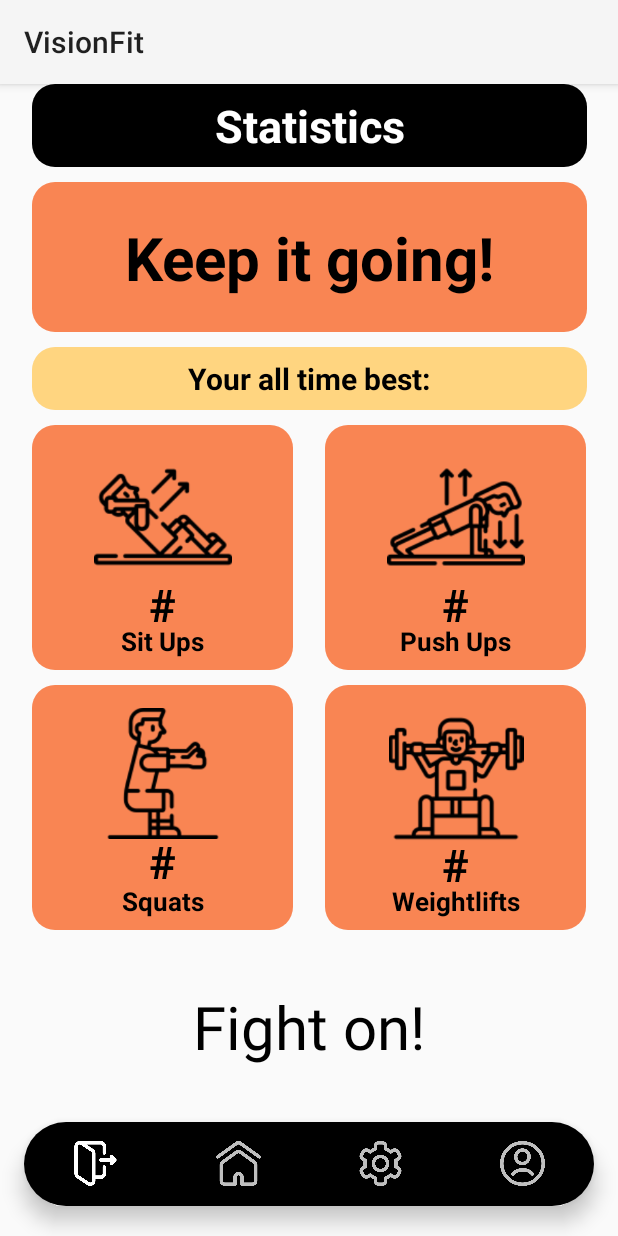
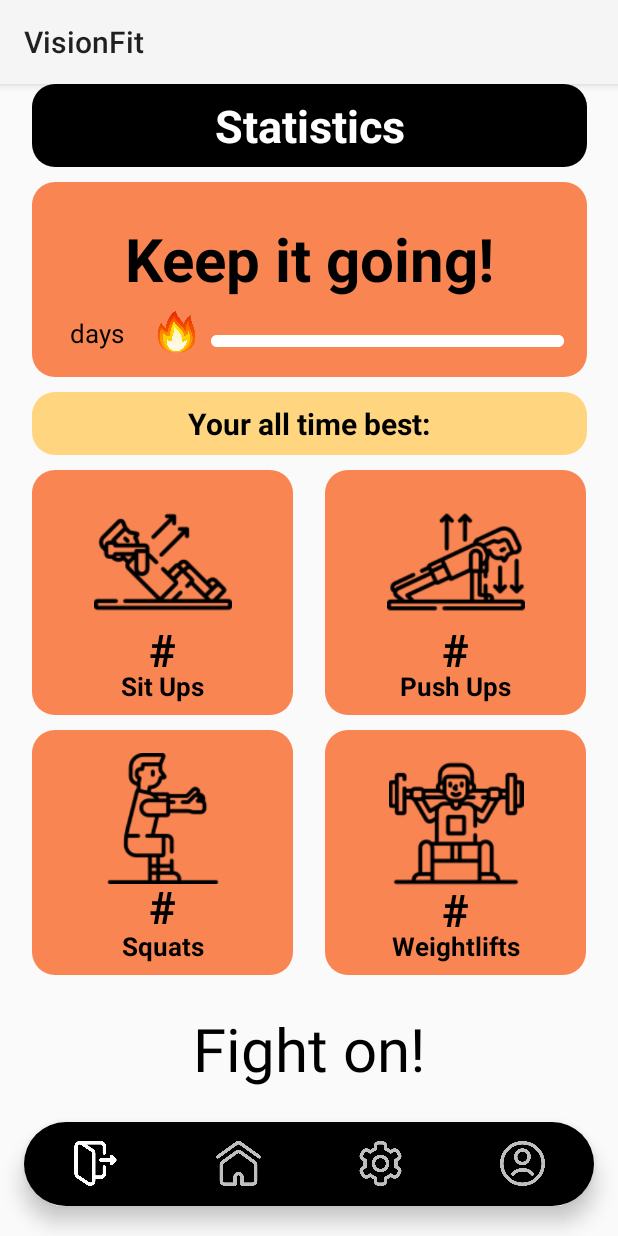
Before and after one commit to jh1h1h/visionfit, an Android app: the MyStatisticsActivity screen opened directly, with no data from a screen before it, on a phone screen of 412 x 824 dp. Run offline under Robolectric (Android 15) with nearby library versions, the light colour scheme and no system bars; our stand-ins replace Firebase (no records; nobody signed in at launch, a user with empty details on screens opened directly).

Commit message:
feature: added streak progress bar

```diff
--- a/app/src/main/res/layout/activity_my_statistics.xml
+++ b/app/src/main/res/layout/activity_my_statistics.xml
@@ -34,12 +34,10 @@
     <androidx.constraintlayout.widget.ConstraintLayout
         android:id="@+id/encourage"
         android:layout_width="370dp"
-        android:layout_height="100dp"
+        android:layout_height="130dp"
         android:layout_marginTop="10dp"
         android:background="@drawable/round_view"
         android:backgroundTint="@color/orange"
-        android:orientation="vertical"
-        android:padding="20dp"
         app:layout_constraintStart_toStartOf="parent"
         app:layout_constraintEnd_toEndOf="parent"
         app:layout_constraintTop_toBottomOf="@id/statistics"
@@ -55,7 +53,44 @@
             app:layout_constraintLeft_toLeftOf="@+id/encourage"
             app:layout_constraintRight_toRightOf="@+id/encourage"
             app:layout_constraintTop_toTopOf="@+id/encourage"
-            app:layout_constraintBottom_toBottomOf="@+id/encourage" />
+            app:layout_constraintBottom_toTopOf="@id/progressBar"/>
+
+        <TextView
+            android:id="@+id/streakText"
+            android:layout_width="wrap_content"
+            android:layout_height="wrap_content"
+            android:layout_marginStart="5dp"
+            android:layout_marginBottom="17dp"
+            android:text="days"
+            android:textColor="@color/black"
+            android:textSize="17sp"
+            app:layout_constraintBottom_toBottomOf="parent"
+            app:layout_constraintStart_toStartOf="parent"
+            app:layout_constraintEnd_toStartOf="@+id/streakIcon" />
+
+        <androidx.appcompat.widget.AppCompatImageView
+            android:id="@+id/streakIcon"
+            android:layout_width="30dp"
+            android:layout_height="30dp"
+            android:layout_marginBottom="15dp"
+            android:layout_marginEnd="@dimen/padding_standard"
+            app:layout_constraintEnd_toStartOf="@id/progressBar"
+            app:layout_constraintBottom_toBottomOf="@id/encourage"
+            app:srcCompat="@drawable/icon_fire_streak"/>
+
+        <com.google.android.material.progressindicator.LinearProgressIndicator
+            android:id="@id/progressBar"
+            android:layout_width="235dp"
+            android:layout_height="200dp"
+            app:indicatorColor="@color/red"
+            app:trackThickness="@dimen/padding_standard"
+            app:trackCornerRadius="15dp"
+            app:trackColor="@color/white"
+            android:layout_marginBottom="20dp"
+            android:layout_marginEnd="15dp"
+            app:layout_constraintBottom_toBottomOf="@id/encourage"
+            app:layout_constraintEnd_toEndOf="@id/encourage"
+            android:background="@drawable/round_view" />
 
     </androidx.constraintlayout.widget.ConstraintLayout>
 
```
Also changed, not shown: app/src/main/java/Team10_VisionFit/Backend/firebaseAuthentication/EditProfile.java (+4 -4 lines), app/src/main/java/Team10_VisionFit/Backend/firebaseAuthentication/Login.java (+14 -5 lines), app/src/main/java/Team10_VisionFit/Backend/firebaseAuthentication/Register.java (+31 -1 lines), app/src/main/java/Team10_VisionFit/MainActivity.java (+13 -3 lines), app/src/main/java/Team10_VisionFit/UI/MyStatisticsActivity.java (+12 -0 lines), app/src/main/res/layout/activity_main.xml (+37 -0 lines), app/src/main/res/drawable/icon_fire_streak.png (added).
